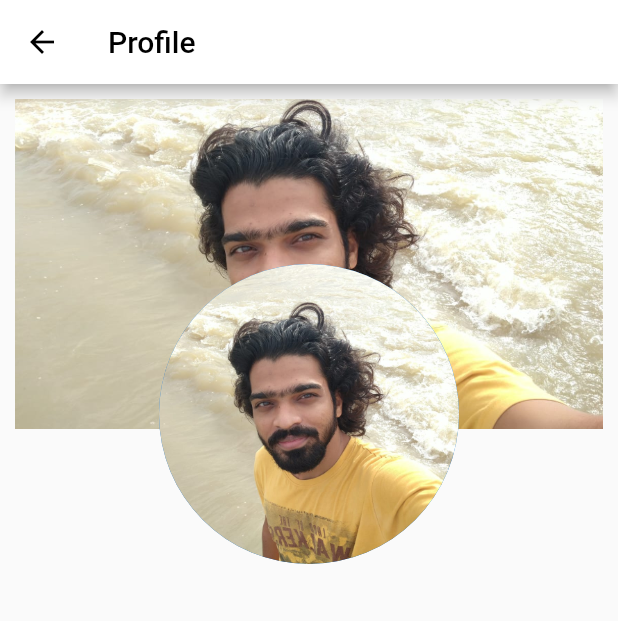
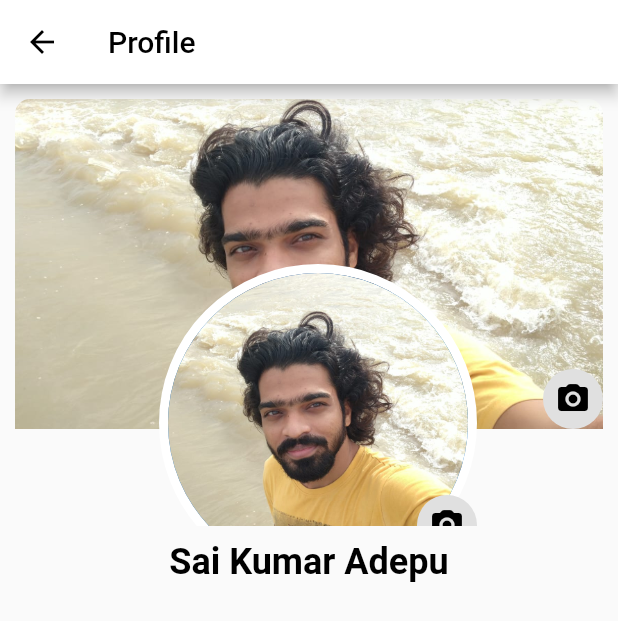
Before and after one commit to adepusai123/facebook_ui, a Flutter app: the ProfileScreen screen opened directly, on a phone screen of 412 x 824 dp. Shown: the top 621 px of the screen. Run offline on Flutter 3.47's test engine with Material 2 defaults, Android fonts, the phone set to English and light mode, and no system bars.

Commit message:
Wall & profile adjustments done

```diff
--- a/lib/screens/profile_screen.dart
+++ b/lib/screens/profile_screen.dart
@@ -3,6 +3,7 @@ import 'package:flutter/material.dart';
 class ProfileScreen extends StatelessWidget {
   @override
   Widget build(BuildContext context) {
+    Size size = MediaQuery.of(context).size;
     return SafeArea(
       child: Scaffold(
         appBar: AppBar(
@@ -15,31 +16,23 @@ class ProfileScreen extends StatelessWidget {
             color: Colors.black,
           ),
         ),
-        body: Container(
-          padding: EdgeInsets.all(10),
-          child: Stack(
-            children: <Widget>[
-              Column(
-                children: <Widget>[
-                  Container(
-                    height: 220,
-                    width: double.infinity,
-                    decoration: BoxDecoration(
-                      image: DecorationImage(
-                        fit: BoxFit.cover,
-                        image: AssetImage("assets/images/sai_img.jpeg"),
-                      ),
-                    ),
-                  ),
-                ],
+        body: SingleChildScrollView(
+          child: Column(
+            mainAxisAlignment: MainAxisAlignment.center,
+            crossAxisAlignment: CrossAxisAlignment.center,
+            children: [
+              Container(
+                height: size.height * 0.37,
+                padding: EdgeInsets.all(10),
+                child: WallProfileComponent(),
               ),
-              Positioned(
-                child: CircleAvatar(
-                  radius: 100,
-                  backgroundImage: AssetImage("assets/images/sai_img.jpeg"),
+              Text(
+                "Sai Kumar Adepu",
+                style: TextStyle(
+                  color: Colors.black,
+                  fontSize: 24,
+                  fontWeight: FontWeight.bold,
                 ),
-                left: (MediaQuery.of(context).size.width / 2) - 110,
-                top: 110,
               )
             ],
           ),
@@ -48,3 +41,84 @@ class ProfileScreen extends StatelessWidget {
     );
   }
 }
+
+class WallProfileComponent extends StatelessWidget {
+  const WallProfileComponent({
+    Key key,
+  }) : super(key: key);
+
+  @override
+  Widget build(BuildContext context) {
+    return Stack(
+      children: <Widget>[
+        Column(
+          children: [
+            Container(
+              height: 220,
+              width: double.infinity,
+              decoration: BoxDecoration(
+                borderRadius: BorderRadius.only(
+                  topLeft: Radius.circular(10),
+                  topRight: Radius.circular(10),
+                ),
+                image: DecorationImage(
+                  fit: BoxFit.cover,
+                  image: AssetImage("assets/images/sai_img.jpeg"),
+                ),
+              ),
+              child: Stack(
+                children: [
+                  Positioned(
+                    bottom: 0,
+                    right: 0,
+                    child: GestureDetector(
+                      onTap: () {},
+                      child: CircleAvatar(
+                        backgroundColor: Colors.grey[300],
+                        child: Icon(
+                          Icons.photo_camera_rounded,
+                          color: Colors.black,
+                        ),
+                      ),
+                    ),
+                  ),
+                ],
+              ),
+            ),
+          ],
+        ),
+        Positioned(
+          child: Stack(
+            children: [
+              Container(
+                decoration: BoxDecoration(
+                  border: Border.all(
+                    color: Colors.white,
+                    width: 6,
+                  ),
+                  borderRadius: BorderRadius.circular(120),
+                ),
+                child: CircleAvatar(
+                  radius: 100,
+                  backgroundImage: AssetImage("assets/images/sai_img.jpeg"),
+                ),
+              ),
+              Positioned(
+                  bottom: 18,
+                  right: 0,
+                  child: CircleAvatar(
+                    backgroundColor: Colors.grey[300],
+                    child: Icon(
+                      Icons.photo_camera_rounded,
+                      color: Colors.black,
+                    ),
+                  ))
+            ],
+          ),
+          left: (MediaQuery.of(context).size.width / 2) - 110,
+          top: 110,
+        ),
+      ],
+    );
+  }
+}
```
